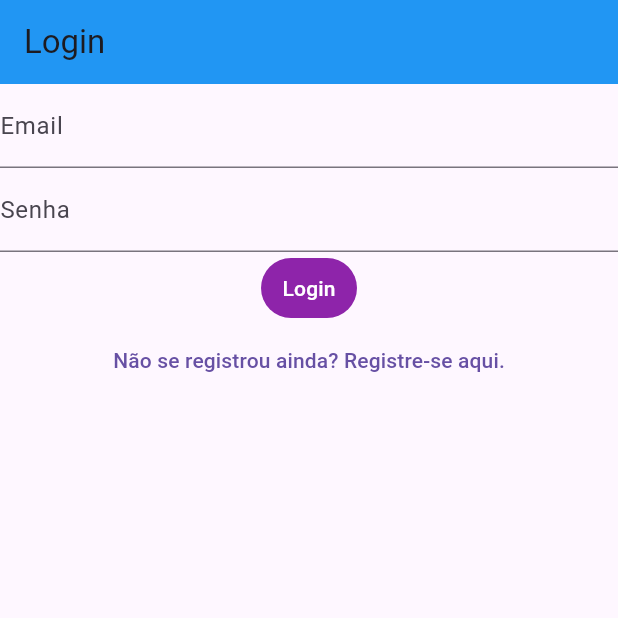
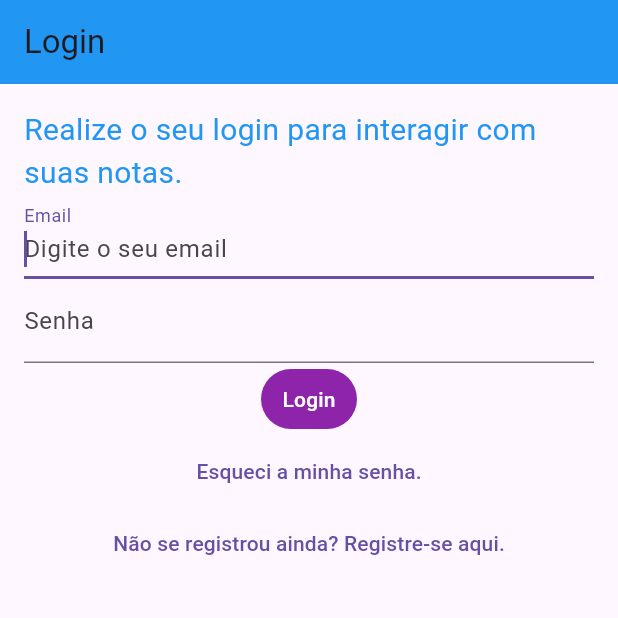
Before and after one commit to Death-Chronos/notes_app_flutter, a Flutter app: the screen it shows after launch, on a phone screen of 412 x 824 dp, the top half of it. Run offline on Flutter 3.47's test engine with Material 3 defaults, Android fonts, the phone set to English and light mode, and no system bars; our stand-ins replace bloc, cloud_firestore, equatable, firebase_auth, firebase_core, flutter_bloc and 1 more; accounts and stored records are empty.

Commit message:
Função de trocar senha e pequeno embelezamento

```diff
--- a/lib/main.dart
+++ b/lib/main.dart
@@ -6,6 +6,7 @@
 import 'package:notes_app/services/auth/bloc/auth_event.dart';
 import 'package:notes_app/services/auth/bloc/auth_state.dart';
 import 'package:notes_app/services/auth/firebase_auth_provider.dart';
+import 'package:notes_app/views/forgot_password_view.dart';
 import 'package:notes_app/views/login_view.dart';
 import 'package:notes_app/views/notes/create_update_note_view.dart';
 import 'package:notes_app/views/notes/notes_view.dart';
@@ -54,7 +55,11 @@
             return const VerifyEmailView();
           case AuthStateRegistering _:
             return const RegisterView();
+          case AuthStateForgotPassword _:
+            return const ForgotPasswordView();
           default:
+
+
             return const Scaffold(
               body: Center(child: CircularProgressIndicator()),
             );
--- a/lib/services/cloud/firebase_cloud_storage.dart
+++ b/lib/services/cloud/firebase_cloud_storage.dart
@@ -2,7 +2,6 @@
 import 'package:notes_app/constant/cloud_storage.dart';
 import 'package:notes_app/services/cloud/cloud_exceptions.dart';
 import 'package:notes_app/services/cloud/cloud_note.dart';
-import 'dart:developer' as dev show log;
 
 class FirebaseCloudStorage {
   final notes = FirebaseFirestore.instance.collection('notes');
--- a/lib/views/login_view.dart
+++ b/lib/views/login_view.dart
@@ -4,7 +4,6 @@
 import 'package:notes_app/services/auth/bloc/auth_bloc.dart';
 import 'package:notes_app/services/auth/bloc/auth_event.dart';
 import 'package:notes_app/services/auth/bloc/auth_state.dart';
-import 'package:notes_app/utilities/dialogs/loading_dialog.dart';
 import 'package:notes_app/utilities/dialogs/show_dialogs.dart';
 
 class LoginView extends StatefulWidget {
@@ -50,12 +49,22 @@
           title: const Text("Login"),
           backgroundColor: Colors.blue,
         ),
-        body: Column(
+        body: Padding(
+          padding: const EdgeInsets.all(16.0),
+          child: Column(
             children: [
+              const Text(
+                "Realize o seu login para interagir com suas notas.",
+                style: TextStyle(
+                  fontSize: 20,
+                  color: Colors.blue,
+                ),
+              ),
               TextField(
                 controller: _email,
                 enableSuggestions: false,
                 autocorrect: false,
+                autofocus: true,
                 keyboardType: TextInputType.emailAddress,
                 decoration: const InputDecoration(
                   labelText: "Email",
@@ -72,6 +81,9 @@
                   hintText: "Digite a sua senha",
                 ),
               ),
+              Center(
+                child: Column(
+                  children: [
                     TextButton(
                       onPressed: () async {
                         final email = _email.text;
@@ -89,6 +101,12 @@
                     ),
                     TextButton(
                       onPressed: () {
+                        context.read<AuthBloc>().add(const AuthEventForgotPassword());
+                      },
+                      child: const Text("Esqueci a minha senha."),
+                    ),
+                    TextButton(
+                      onPressed: () {
                         context.read<AuthBloc>().add(const AuthEventShouldRegister());
                       },
                       child: const Text("Não se registrou ainda? Registre-se aqui."),
@@ -96,6 +114,10 @@
                   ],
                 ),
               ),
+            ],
+          ),
+        ),
+      ),
     );
   }
 }
--- a/lib/views/notes/create_update_note_view.dart
+++ b/lib/views/notes/create_update_note_view.dart
@@ -4,8 +4,6 @@
 import 'package:notes_app/services/cloud/firebase_cloud_storage.dart';
 import 'package:notes_app/utilities/dialogs/show_dialogs.dart';
 import 'package:notes_app/utilities/generics/get_arguments.dart';
-import 'dart:developer' as dev show log;
-
 import 'package:share_plus/share_plus.dart';
 
 class CreateUpdateNoteView extends StatefulWidget {
--- a/lib/views/verify_email_view.dart
+++ b/lib/views/verify_email_view.dart
@@ -1,7 +1,5 @@
 import 'package:flutter/material.dart';
 import 'package:flutter_bloc/flutter_bloc.dart';
-import 'dart:developer' as devtools show log;
-
 import 'package:notes_app/services/auth/bloc/auth_bloc.dart';
 import 'package:notes_app/services/auth/bloc/auth_event.dart';
 
```
Also changed, not shown: lib/utilities/dialogs/show_dialogs.dart (+12 -0 lines), lib/views/forgot_password_view.dart (added, +97 -0 lines), lib/views/register_view.dart (+13 -3 lines). Lines whose indentation alone changed are shown as unchanged.
